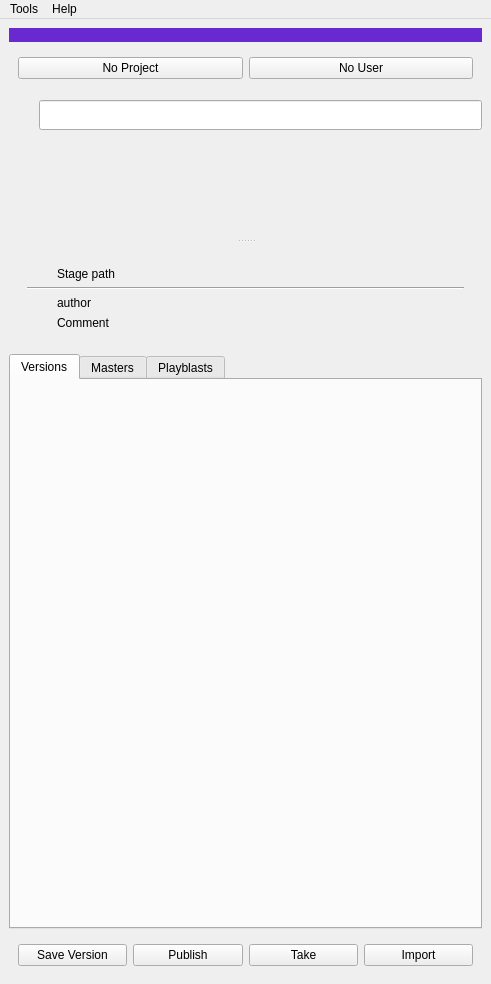
Qt form ui/pipeline_main_UI.ui (liorbenhorin/pipeline) before a commit.
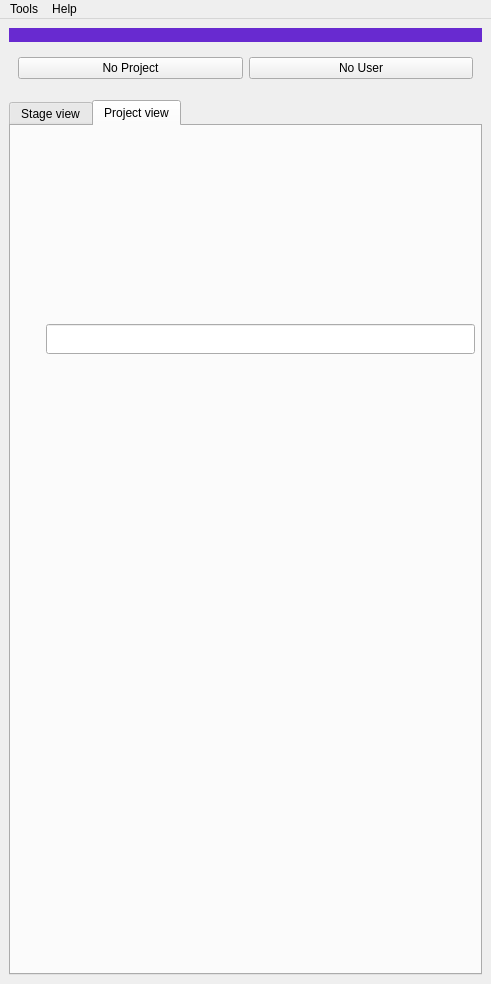
The same form after that commit. The open tabs and pages were chosen to show the change.

```diff
--- a/ui/pipeline_main_UI.ui
+++ b/ui/pipeline_main_UI.ui
@@ -128,93 +128,34 @@
      </widget>
     </item>
     <item>
-     <widget class="QWidget" name="widget_5" native="true">
-      <layout class="QHBoxLayout" name="horizontalLayout_7">
-       <property name="spacing">
-        <number>0</number>
-       </property>
-       <property name="leftMargin">
-        <number>0</number>
-       </property>
-       <property name="topMargin">
-        <number>0</number>
-       </property>
-       <property name="rightMargin">
-        <number>0</number>
-       </property>
-       <property name="bottomMargin">
-        <number>0</number>
-       </property>
-       <item>
-        <widget class="QLabel" name="searchIcon_label">
-         <property name="minimumSize">
-          <size>
-           <width>30</width>
-           <height>30</height>
-          </size>
-         </property>
-         <property name="text">
-          <string/>
-         </property>
-        </widget>
-       </item>
-       <item>
-        <widget class="QLineEdit" name="assetsFilter_lineEdit">
-         <property name="minimumSize">
-          <size>
-           <width>0</width>
-           <height>30</height>
-          </size>
-         </property>
-        </widget>
-       </item>
-      </layout>
-     </widget>
-    </item>
-    <item>
-     <widget class="QWidget" name="widget_2" native="true">
-      <property name="minimumSize">
-       <size>
-        <width>0</width>
-        <height>300</height>
-       </size>
+     <widget class="QTabWidget" name="tabWidget">
+      <property name="tabPosition">
+       <enum>QTabWidget::North</enum>
       </property>
-      <layout class="QVBoxLayout" name="verticalLayout_4">
-       <property name="leftMargin">
-        <number>0</number>
-       </property>
-       <property name="topMargin">
-        <number>0</number>
-       </property>
-       <property name="rightMargin">
-        <number>0</number>
-       </property>
-       <property name="bottomMargin">
-        <number>0</number>
-       </property>
-       <item>
-        <widget class="QSplitter" name="stages_version_splitter">
-         <property name="orientation">
-          <enum>Qt::Vertical</enum>
-         </property>
-         <property name="handleWidth">
-          <number>10</number>
-         </property>
-         <widget class="QWidget" name="project_widget" native="true">
-          <property name="sizePolicy">
-           <sizepolicy hsizetype="Preferred" vsizetype="Minimum">
-            <horstretch>0</horstretch>
-            <verstretch>0</verstretch>
-           </sizepolicy>
-          </property>
-          <property name="minimumSize">
-           <size>
-            <width>0</width>
-            <height>100</height>
-           </size>
-          </property>
-          <layout class="QHBoxLayout" name="verticalLayout_18"/>
-         </widget>
+      <property name="tabShape">
+       <enum>QTabWidget::Rounded</enum>
+      </property>
+      <property name="currentIndex">
+       <number>0</number>
+      </property>
+      <widget class="QWidget" name="tab">
+       <attribute name="title">
+        <string>Stage view</string>
+       </attribute>
+       <layout class="QVBoxLayout" name="verticalLayout_2">
+        <property name="leftMargin">
+         <number>5</number>
+        </property>
+        <property name="topMargin">
+         <number>5</number>
+        </property>
+        <property name="rightMargin">
+         <number>5</number>
+        </property>
+        <property name="bottomMargin">
+         <number>5</number>
+        </property>
+        <item>
          <widget class="QWidget" name="stage_widget" native="true">
           <property name="minimumSize">
            <size>
@@ -403,7 +344,7 @@
               <item>
                <widget class="QPushButton" name="save_version_pushButton">
                 <property name="text">
-                 <string>Save Version</string>
+                 <string>New version</string>
                 </property>
                </widget>
               </item>
@@ -433,9 +374,92 @@
            </item>
           </layout>
          </widget>
-        </widget>
-       </item>
-      </layout>
+        </item>
+       </layout>
+      </widget>
+      <widget class="QWidget" name="tab_4">
+       <attribute name="title">
+        <string>Project view</string>
+       </attribute>
+       <layout class="QVBoxLayout" name="verticalLayout">
+        <property name="leftMargin">
+         <number>5</number>
+        </property>
+        <property name="topMargin">
+         <number>5</number>
+        </property>
+        <property name="rightMargin">
+         <number>5</number>
+        </property>
+        <property name="bottomMargin">
+         <number>5</number>
+        </property>
+        <item>
+         <widget class="QWidget" name="widget_5" native="true">
+          <layout class="QHBoxLayout" name="horizontalLayout_7">
+           <property name="spacing">
+            <number>0</number>
+           </property>
+           <property name="leftMargin">
+            <number>0</number>
+           </property>
+           <property name="topMargin">
+            <number>0</number>
+           </property>
+           <property name="rightMargin">
+            <number>0</number>
+           </property>
+           <property name="bottomMargin">
+            <number>0</number>
+           </property>
+           <item>
+            <widget class="QLabel" name="searchIcon_label">
+             <property name="minimumSize">
+              <size>
+               <width>30</width>
+               <height>30</height>
+              </size>
+             </property>
+             <property name="text">
+              <string/>
+             </property>
+            </widget>
+           </item>
+           <item>
+            <widget class="QLineEdit" name="assetsFilter_lineEdit">
+             <property name="minimumSize">
+              <size>
+               <width>0</width>
+               <height>30</height>
+              </size>
+             </property>
+            </widget>
+           </item>
+          </layout>
+         </widget>
+        </item>
+        <item>
+         <widget class="QWidget" name="project_widget" native="true">
+          <property name="sizePolicy">
+           <sizepolicy hsizetype="Preferred" vsizetype="Minimum">
+            <horstretch>0</horstretch>
+            <verstretch>0</verstretch>
+           </sizepolicy>
+          </property>
+          <property name="minimumSize">
+           <size>
+            <width>0</width>
+            <height>100</height>
+           </size>
+          </property>
+          <layout class="QHBoxLayout" name="verticalLayout_18"/>
+         </widget>
+        </item>
+       </layout>
+       <zorder>stages_version_splitter</zorder>
+       <zorder>project_widget</zorder>
+       <zorder>widget_5</zorder>
+      </widget>
      </widget>
     </item>
    </layout>
```
